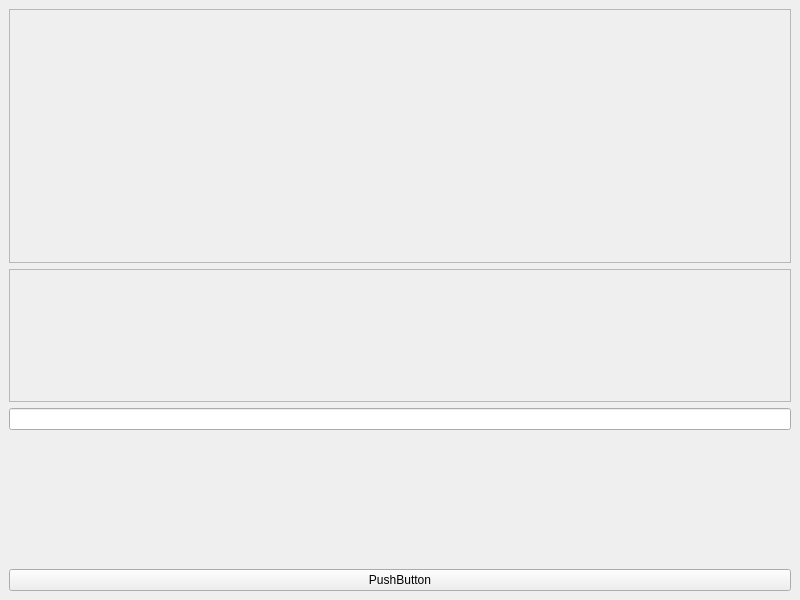
First picture: the form in examples/test_ui.ui, repository Arrera-Librairy/Arrera_qt, before the edit.
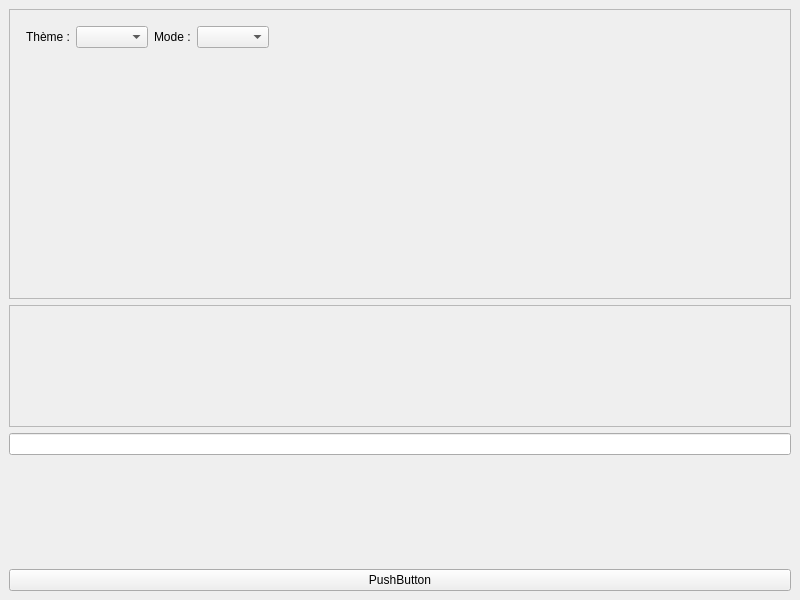
Second picture: the form after the edit. Custom widgets are drawn as their Qt base class.

Commit message: Ajout de la bascule de theme a chaud

What changed in the file:
```diff
--- a/examples/test_ui.ui
+++ b/examples/test_ui.ui
@@ -24,6 +24,55 @@
        <enum>QFrame::Shadow::Raised</enum>
       </property>
       <layout class="QVBoxLayout" name="verticalLayout_2">
+       <property name="leftMargin">
+        <number>16</number>
+       </property>
+       <property name="topMargin">
+        <number>16</number>
+       </property>
+       <property name="rightMargin">
+        <number>16</number>
+       </property>
+       <property name="bottomMargin">
+        <number>16</number>
+       </property>
+       <item>
+        <layout class="QHBoxLayout" name="themeControlsLayout">
+         <item>
+          <widget class="QLabel" name="themeLabel">
+           <property name="text">
+            <string>Thème :</string>
+           </property>
+          </widget>
+         </item>
+         <item>
+          <widget class="QComboBox" name="themeComboBox"/>
+         </item>
+         <item>
+          <widget class="QLabel" name="modeLabel">
+           <property name="text">
+            <string>Mode :</string>
+           </property>
+          </widget>
+         </item>
+         <item>
+          <widget class="QComboBox" name="modeComboBox"/>
+         </item>
+         <item>
+          <spacer name="horizontalSpacer">
+           <property name="orientation">
+            <enum>Qt::Orientation::Horizontal</enum>
+           </property>
+           <property name="sizeHint" stdset="0">
+            <size>
+             <width>40</width>
+             <height>20</height>
+            </size>
+           </property>
+          </spacer>
+         </item>
+        </layout>
+       </item>
        <item>
         <spacer name="verticalSpacer_2">
          <property name="orientation">
```
The commit also changes 5 other files.
